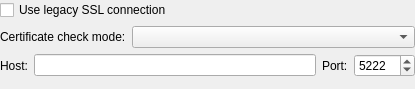
Old version of the form src/plugins/defaultconnection/connectionoptionswidget.ui in the repository vacuum-im/vacuum-im.
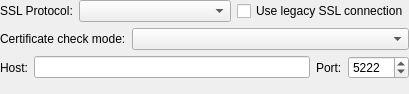
New version of the form.

```diff
--- a/src/plugins/defaultconnection/connectionoptionswidget.ui
+++ b/src/plugins/defaultconnection/connectionoptionswidget.ui
@@ -6,8 +6,8 @@
    <rect>
     <x>0</x>
     <y>0</y>
-    <width>415</width>
-    <height>89</height>
+    <width>409</width>
+    <height>94</height>
    </rect>
   </property>
   <layout class="QVBoxLayout" name="verticalLayout">
@@ -15,11 +15,32 @@
     <number>0</number>
    </property>
    <item>
+    <layout class="QHBoxLayout" name="horizontalLayout_2">
+     <item>
+      <widget class="QLabel" name="lblSslProtocol">
+       <property name="text">
+        <string>SSL Protocol:</string>
+       </property>
+      </widget>
+     </item>
+     <item>
+      <widget class="QComboBox" name="cmbSslProtocol">
+       <property name="sizePolicy">
+        <sizepolicy hsizetype="Expanding" vsizetype="Fixed">
+         <horstretch>0</horstretch>
+         <verstretch>0</verstretch>
+        </sizepolicy>
+       </property>
+      </widget>
+     </item>
+     <item>
     <widget class="QCheckBox" name="chbUseLegacySSL">
      <property name="text">
       <string>Use legacy SSL connection</string>
      </property>
     </widget>
+     </item>
+    </layout>
    </item>
    <item>
     <layout class="QHBoxLayout" name="horizontalLayout">
```
Lines whose indentation alone changed are shown as unchanged.
